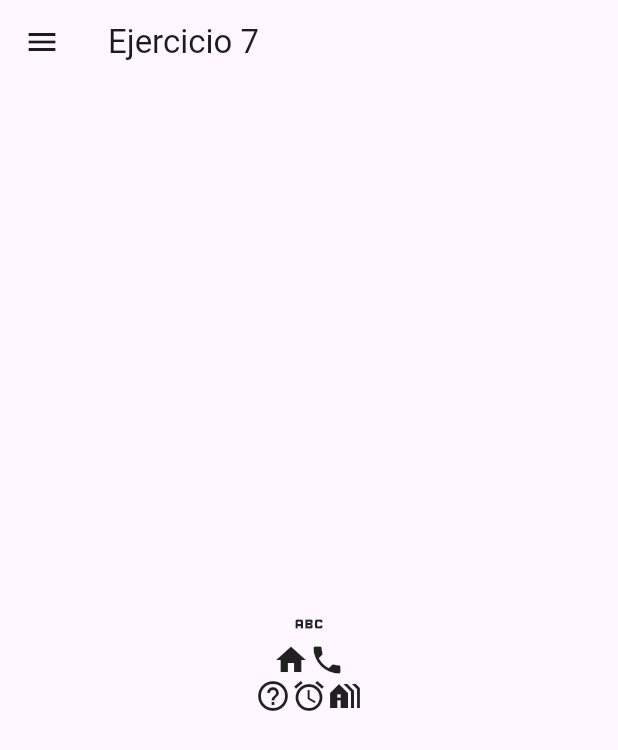
After one commit to abersit270/PMDM25-26-Agustin-Nahuel-Bernal-Sita, a Flutter app: the Ejercicio8 screen opened directly, on a phone screen of 412 x 824 dp. The commit adds this screen. Shown: the top 750 px of the screen. Run offline on Flutter 3.47's test engine with Material 3 defaults, Android fonts, the phone set to English and light mode, and no system bars; network calls fail.

Commit message:
22/10/2025

```diff
--- a/Relacion_de_ejercicios_de_Flutter/ejercicios/lib/screens/ejercicio6.dart
+++ b/Relacion_de_ejercicios_de_Flutter/ejercicios/lib/screens/ejercicio6.dart
@@ -5,9 +5,7 @@ import 'package:flutter/rendering.dart';
 class Ejercicio6 extends StatelessWidget {
   @override
   Widget build(BuildContext context) {
-    return MaterialApp(
-      debugShowCheckedModeBanner: false,
-      home: Scaffold(
+    return Scaffold(
       appBar: AppBar(title: Text('Ejercicio 6')),
       drawer: Drawer(child: AppDrawer()),
       body: Column(
@@ -57,7 +55,6 @@ class Ejercicio6 extends StatelessWidget {
           ),
         ],
       ),
-      ),
     );
   }
 }
--- /dev/null
+++ b/Relacion_de_ejercicios_de_Flutter/ejercicios/lib/screens/ejercicio8.dart
@@ -0,0 +1,29 @@
+import 'package:ejercicios/utils/app_drawer.dart';
+import 'package:flutter/material.dart';
+
+class Ejercicio8 extends StatelessWidget {
+  Widget build(BuildContext context) {
+    return Scaffold(
+      appBar: AppBar(title: Text('Ejercicio 7')),
+      drawer: Drawer(child: AppDrawer()),
+      body: Column(
+        mainAxisAlignment: MainAxisAlignment.center,
+        children: [
+          Icon(Icons.abc),
+          Row(
+            mainAxisAlignment: MainAxisAlignment.center,
+            children: [Icon(Icons.home), Icon(Icons.phone)],
+          ),
+          Row(
+            mainAxisAlignment: MainAxisAlignment.center,
+            children: [
+              Icon(Icons.help_outline),
+              Icon(Icons.alarm),
+              Icon(Icons.holiday_village),
+            ],
+          ),
+        ],
+      ),
+    );
+  }
+}
```
Also changed, not shown: Relacion_de_ejercicios_de_Flutter/ejercicios/lib/screens/ejercicio7.dart (+11 -11 lines), Relacion_de_ejercicios_de_Flutter/ejercicios/lib/utils/app_drawer.dart (+15 -0 lines). Lines whose indentation alone changed are shown as unchanged.
